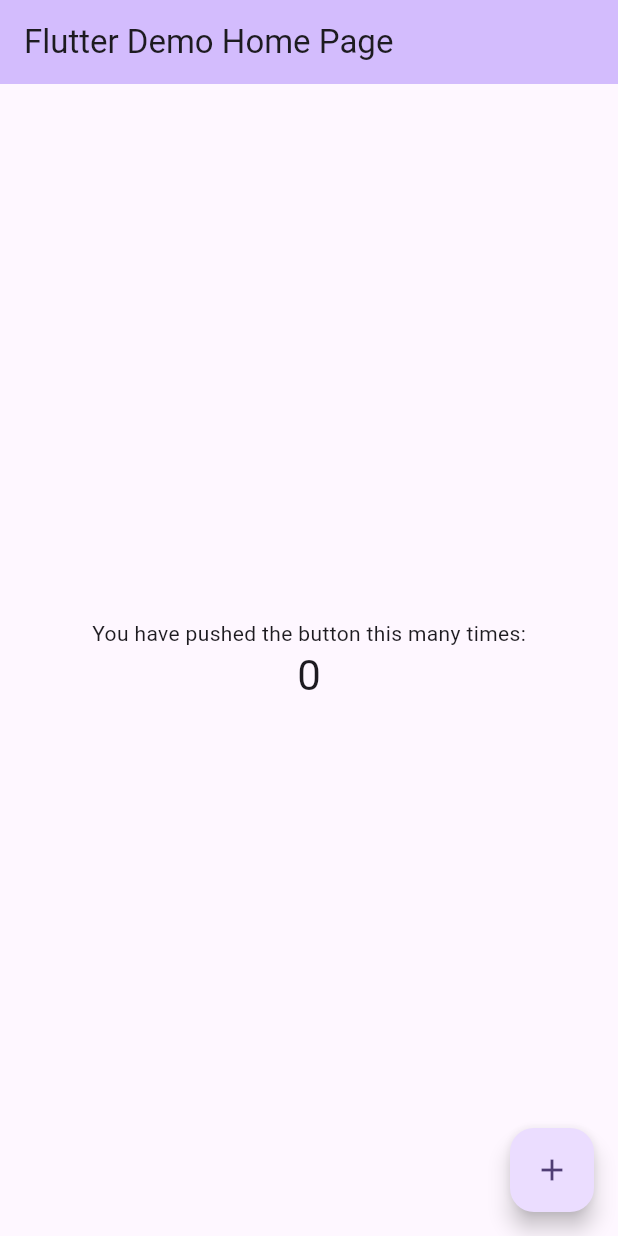
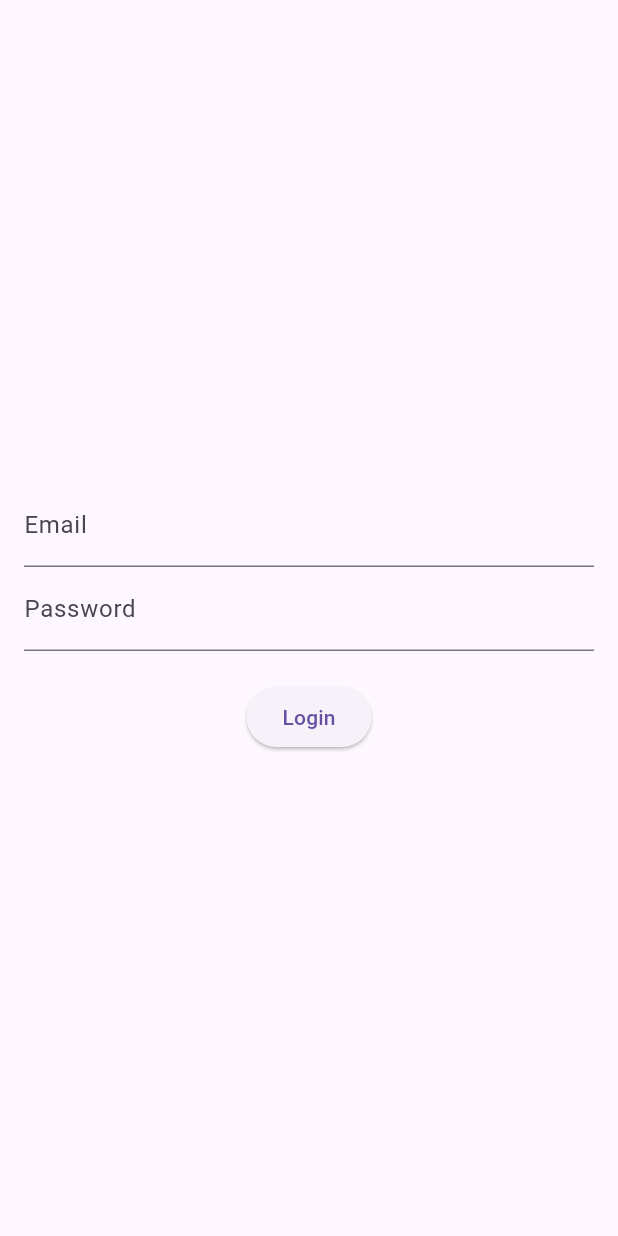
Before and after one commit to Appu-Venky/CineInvest, a Flutter app: the screen it shows after launch, on a phone screen of 412 x 824 dp. Run offline on Flutter 3.47's test engine with Material 3 defaults, Android fonts, the phone set to English and light mode, and no system bars; our stand-ins replace flutter_bloc, shared_preferences.

Commit message:
on-boarding

```diff
--- /dev/null
+++ b/lib/logic/blocs/auth/auth_bloc.dart
@@ -0,0 +1,42 @@
+import 'package:flutter/material.dart';
+import 'package:flutter_bloc/flutter_bloc.dart';
+
+import '../../../data/repositories/auth_repository.dart';
+import 'auth_event.dart';
+import 'auth_state.dart';
+
+class AuthBloc extends Bloc<AuthEvent, AuthState> {
+  final AuthRepository authRepository;
+
+  AuthBloc(this.authRepository) : super(AuthInitial()) {
+    on<AppStarted>((event, emit) async {
+      emit(AuthLoading());
+      try {
+        final userId = await authRepository.getUserId();
+        if (userId != null) {
+          emit(AuthAuthenticated(userId));
+        } else {
+          emit(AuthInitial());
+        }
+      } catch (e) {
+        emit(AuthError("Failed to check auth status"));
+      }
+    });
+
+    on<LoginRequested>((event, emit) async {
+      emit(AuthLoading());
+      try {
+        final userId = await authRepository.login(event.email, event.password);
+        debugPrint('userIduserId$userId');
+        emit(AuthAuthenticated(userId));
+      } catch (e) {
+        emit(AuthError(e.toString()));
+      }
+    });
+
+    on<LogoutRequested>((event, emit) async {
+      await authRepository.logout();
+      emit(AuthInitial());
+    });
+  }
+}
--- /dev/null
+++ b/lib/logic/blocs/auth/auth_event.dart
@@ -0,0 +1,13 @@
+abstract class AuthEvent {}
+
+
+
+class AppStarted extends AuthEvent {}
+
+
+class LoginRequested extends AuthEvent {
+  final String email, password;
+  LoginRequested({required this.email, required this.password});
+}
+
+class LogoutRequested extends AuthEvent {}
--- /dev/null
+++ b/lib/logic/blocs/auth/auth_state.dart
@@ -0,0 +1,15 @@
+abstract class AuthState {}
+
+class AuthInitial extends AuthState {}
+
+class AuthLoading extends AuthState {}
+
+class AuthAuthenticated extends AuthState {
+  final String userId;
+  AuthAuthenticated(this.userId);
+}
+
+class AuthError extends AuthState {
+  final String message;
+  AuthError(this.message);
+}
--- a/lib/main.dart
+++ b/lib/main.dart
@@ -1,125 +1,39 @@
 import 'package:flutter/material.dart';
+import 'package:flutter_bloc/flutter_bloc.dart';
+
+import 'data/repositories/auth_repository.dart';
+import 'logic/blocs/auth/auth_bloc.dart';
+import 'logic/blocs/auth/auth_event.dart';
+import 'presentation/screens/director_dashboard.dart';
+import 'presentation/screens/investor_dashboard.dart';
+import 'presentation/screens/login_screen.dart';
+import 'presentation/screens/splash_screen.dart';
 
 void main() {
-  runApp(const MyApp());
+  runApp(MyApp());
 }
 
 class MyApp extends StatelessWidget {
-  const MyApp({super.key});
-
-  // This widget is the root of your application.
   @override
   Widget build(BuildContext context) {
-    return MaterialApp(
-      title: 'Flutter Demo',
-      theme: ThemeData(
-        // This is the theme of your application.
-        //
-        // TRY THIS: Try running your application with "flutter run". You'll see
-        // the application has a purple toolbar. Then, without quitting the app,
-        // try changing the seedColor in the colorScheme below to Colors.green
-        // and then invoke "hot reload" (save your changes or press the "hot
-        // reload" button in a Flutter-supported IDE, or press "r" if you used
-        // the command line to start the app).
-        //
-        // Notice that the counter didn't reset back to zero; the application
-        // state is not lost during the reload. To reset the state, use hot
-        // restart instead.
-        //
-        // This works for code too, not just values: Most code changes can be
-        // tested with just a hot reload.
-        colorScheme: ColorScheme.fromSeed(seedColor: Colors.deepPurple),
-        useMaterial3: true,
+    return MultiBlocProvider(
+      providers: [
+       BlocProvider(
+          create: (context) => AuthBloc(AuthRepository())..add(AppStarted()),
+        ),
+      ],
+      child: MaterialApp(
+        debugShowCheckedModeBanner: false,
+        title: 'Movie Investment App',
+        theme: ThemeData(primarySwatch: Colors.blue),
+        initialRoute: '/',
+        routes: {
+          '/': (context) => SplashScreen(),
+          '/login': (context) => LoginScreen(),
+          '/director': (context) => DirectorDashboard(),
+          '/investor': (context) => InvestorDashboard(),
+        },
       ),
-      home: const MyHomePage(title: 'Flutter Demo Home Page'),
     );
   }
 }
-
-class MyHomePage extends StatefulWidget {
-  const MyHomePage({super.key, required this.title});
-
-  // This widget is the home page of your application. It is stateful, meaning
-  // that it has a State object (defined below) that contains fields that affect
-  // how it looks.
-
-  // This class is the configuration for the state. It holds the values (in this
-  // case the title) provided by the parent (in this case the App widget) and
-  // used by the build method of the State. Fields in a Widget subclass are
-  // always marked "final".
-
-  final String title;
-
-  @override
-  State<MyHomePage> createState() => _MyHomePageState();
-}
-
-class _MyHomePageState extends State<MyHomePage> {
-  int _counter = 0;
-
-  void _incrementCounter() {
-    setState(() {
-      // This call to setState tells the Flutter framework that something has
-      // changed in this State, which causes it to rerun the build method below
-      // so that the display can reflect the updated values. If we changed
-      // _counter without calling setState(), then the build method would not be
-      // called again, and so nothing would appear to happen.
-      _counter++;
-    });
-  }
-
-  @override
-  Widget build(BuildContext context) {
-    // This method is rerun every time setState is called, for instance as done
-    // by the _incrementCounter method above.
-    //
-    // The Flutter framework has been optimized to make rerunning build methods
-    // fast, so that you can just rebuild anything that needs updating rather
-    // than having to individually change instances of widgets.
-    return Scaffold(
-      appBar: AppBar(
-        // TRY THIS: Try changing the color here to a specific color (to
-        // Colors.amber, perhaps?) and trigger a hot reload to see the AppBar
-        // change color while the other colors stay the same.
-        backgroundColor: Theme.of(context).colorScheme.inversePrimary,
-        // Here we take the value from the MyHomePage object that was created by
-        // the App.build method, and use it to set our appbar title.
-        title: Text(widget.title),
-      ),
-      body: Center(
-        // Center is a layout widget. It takes a single child and positions it
-        // in the middle of the parent.
-        child: Column(
-          // Column is also a layout widget. It takes a list of children and
-          // arranges them vertically. By default, it sizes itself to fit its
-          // children horizontally, and tries to be as tall as its parent.
-          //
-          // Column has various properties to control how it sizes itself and
-          // how it positions its children. Here we use mainAxisAlignment to
-          // center the children vertically; the main axis here is the vertical
-          // axis because Columns are vertical (the cross axis would be
-          // horizontal).
-          //
-          // TRY THIS: Invoke "debug painting" (choose the "Toggle Debug Paint"
-          // action in the IDE, or press "p" in the console), to see the
-          // wireframe for each widget.
-          mainAxisAlignment: MainAxisAlignment.center,
-          children: <Widget>[
-            const Text(
-              'You have pushed the button this many times:',
-            ),
-            Text(
-              '$_counter',
-              style: Theme.of(context).textTheme.headlineMedium,
-            ),
-          ],
-        ),
-      ),
-      floatingActionButton: FloatingActionButton(
-        onPressed: _incrementCounter,
-        tooltip: 'Increment',
-        child: const Icon(Icons.add),
-      ), // This trailing comma makes auto-formatting nicer for build methods.
-    );
-  }
-}
--- /dev/null
+++ b/lib/presentation/screens/login_screen.dart
@@ -0,0 +1,60 @@
+import 'package:flutter/material.dart';
+import 'package:flutter_bloc/flutter_bloc.dart';
+
+import '../../logic/blocs/auth/auth_bloc.dart';
+import '../../logic/blocs/auth/auth_event.dart';
+import '../../logic/blocs/auth/auth_state.dart';
+import 'director_dashboard.dart';
+
+
+class LoginScreen extends StatefulWidget {
+  @override
+  _LoginScreenState createState() => _LoginScreenState();
+}
+
+class _LoginScreenState extends State<LoginScreen> {
+  final TextEditingController emailController = TextEditingController();
+  final TextEditingController passwordController = TextEditingController();
+
+  @override
+  Widget build(BuildContext context) {
+    return Scaffold(
+      body: BlocListener<AuthBloc, AuthState>(
+        listener: (context, state) {
+          if (state is AuthAuthenticated) {
+            Navigator.pushReplacement(
+              context,
+              MaterialPageRoute(builder: (context) => DirectorDashboard()),
+            );
+          } else if (state is AuthError) {
+            ScaffoldMessenger.of(context).showSnackBar(SnackBar(content: Text(state.message)));
+          }
+        },
+        child: Padding(
+          padding: EdgeInsets.all(16.0),
+          child: Column(
+            mainAxisAlignment: MainAxisAlignment.center,
+            children: [
+              TextField(controller: emailController, decoration: InputDecoration(labelText: "Email")),
+              TextField(controller: passwordController, decoration: InputDecoration(labelText: "Password"), obscureText: true),
+              SizedBox(height: 20),
+              BlocBuilder<AuthBloc, AuthState>(
+                builder: (context, state) {
+                  return ElevatedButton(
+                    onPressed: () {
+                      context.read<AuthBloc>().add(LoginRequested(
+                        email: emailController.text,
+                        password: passwordController.text,
+                      ));
+                    },
+                    child: state is AuthLoading ? CircularProgressIndicator() : Text("Login"),
+                  );
+                },
+              ),
+            ],
+          ),
+        ),
+      ),
+    );
+  }
+}
--- /dev/null
+++ b/lib/presentation/screens/splash_screen.dart
@@ -0,0 +1,44 @@
+import 'package:cineinvest/logic/blocs/auth/auth_bloc.dart';
+import 'package:cineinvest/presentation/screens/login_screen.dart';
+import 'package:flutter/material.dart';
+import 'package:flutter_bloc/flutter_bloc.dart';
+import 'package:shared_preferences/shared_preferences.dart';
+
+import '../../logic/blocs/auth/auth_state.dart';
+import 'director_dashboard.dart';
+
+class SplashScreen extends StatefulWidget {
+  @override
+  State<SplashScreen> createState() => _SplashScreenState();
+}
+
+class _SplashScreenState extends State<SplashScreen> {
+  @override
+  void initState() {
+    super.initState();
+    _checkAuthState();
+  }
+
+  Future<void> _checkAuthState() async {
+    final prefs = await SharedPreferences.getInstance();
+    final userId = prefs.getString('userId');
+    if (userId != null) {
+      AuthAuthenticated(userId);
+    } else {
+      debugPrint('user not authentificated');
+    }
+  }
+
+  @override
+  Widget build(BuildContext context) {
+    return BlocBuilder<AuthBloc, AuthState>(
+      builder: (context, state) {
+        if (state is AuthAuthenticated) {
+          return DirectorDashboard();
+        } else {
+          return LoginScreen();
+        }
+      },
+    );
+  }
+}
--- a/pubspec.yaml
+++ b/pubspec.yaml
@@ -34,6 +34,10 @@ dependencies:
   # The following adds the Cupertino Icons font to your application.
   # Use with the CupertinoIcons class for iOS style icons.
   cupertino_icons: ^1.0.8
+  flutter_bloc: ^9.0.0
+  equatable: ^2.0.7
+  shared_preferences: ^2.5.2
+  http: ^1.3.0
 
 dev_dependencies:
   flutter_test:
```
Also changed, not shown: lib/data/repositories/auth_repository.dart (added, +29 -0 lines), lib/presentation/screens/browse_movies_screen.dart (added, +32 -0 lines), lib/presentation/screens/create_movie_screen.dart (added, +47 -0 lines), lib/presentation/screens/director_dashboard.dart (added, +56 -0 lines), lib/presentation/screens/investor_dashboard.dart (added, +37 -0 lines), pubspec.lock, 2 other files.
